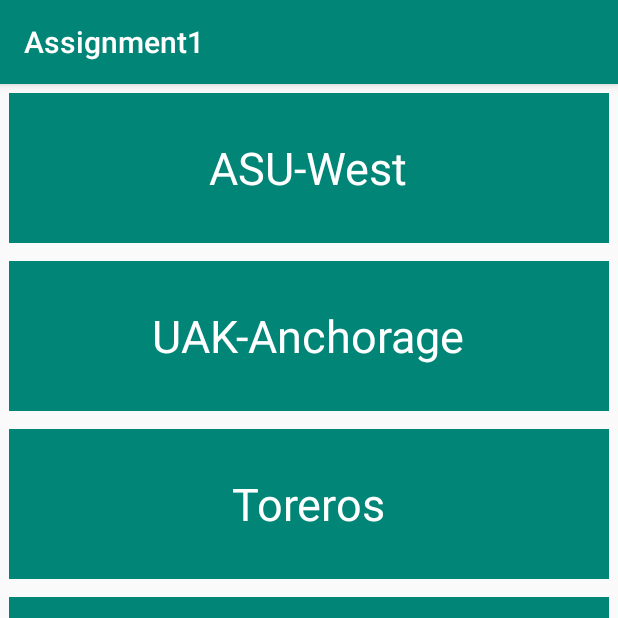
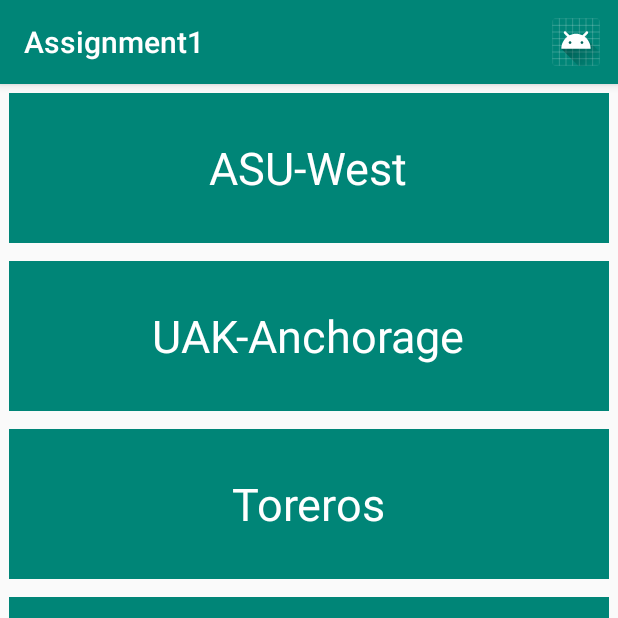
Before and after one commit to rohitksingh/Android-Places-App, an Android app: the screen it shows after launch (PlaceLibraryActivity before the commit, PlaceListActivity after it), on a phone screen of 412 x 824 dp, the top half of it. Run offline under Robolectric (Android 15) with nearby library versions, the phone set to English and light mode, and no system bars.

Commit message:
Added Menu

```diff
--- a/app/src/main/AndroidManifest.xml
+++ b/app/src/main/AndroidManifest.xml
@@ -15,7 +15,7 @@
             android:theme="@style/AppTheme.NoActionBar">
 
         </activity>
-        <activity android:name=".PlaceLibraryActivity">
+        <activity android:name=".PlaceListActivity">
             <intent-filter>
                 <action android:name="android.intent.action.MAIN" />
 
--- a/app/src/main/java/edu/asu/msse/rsingh92/assignment1/PlaceLibraryActivity.java
+++ b/app/src/main/java/edu/asu/msse/rsingh92/assignment1/PlaceListActivity.java
@@ -3,12 +3,15 @@ package edu.asu.msse.rsingh92.assignment1;
 import android.content.Intent;
 import android.os.Bundle;
 import android.util.Log;
+import android.view.Menu;
+import android.view.MenuItem;
+import android.widget.Toast;
 
 import androidx.appcompat.app.AppCompatActivity;
 import androidx.recyclerview.widget.LinearLayoutManager;
 import androidx.recyclerview.widget.RecyclerView;
 
-public class PlaceLibraryActivity extends AppCompatActivity implements ListClickListener{
+public class PlaceListActivity extends AppCompatActivity implements ListClickListener{
 
     private RecyclerView placeRecyclerView;
     private LinearLayoutManager llm;
@@ -30,6 +33,32 @@ public class PlaceLibraryActivity extends AppCompatActivity implements ListClick
         Intent intent = new Intent(this, PlaceDetailActivity.class);
         intent.putExtra("Place", placeDescription);
         startActivity(intent);
+    }
+
+    @Override
+    public boolean onCreateOptionsMenu(Menu menu) {
+
+        getMenuInflater().inflate(R.menu.place_list_menu,menu);
+        return true;
 
     }
+
+    @Override
+    public boolean onOptionsItemSelected(MenuItem item)
+    {
+
+        switch (item.getItemId())
+        {
+
+            case R.id.add:
+                Toast.makeText(this, "Add", Toast.LENGTH_SHORT).show();
+                return true;
+
+            default:
+                return super.onOptionsItemSelected(item);
+
+        }
+
+    }
+
 }
--- /dev/null
+++ b/app/src/main/res/menu/place_list_menu.xml
@@ -0,0 +1,11 @@
+<?xml version="1.0" encoding="utf-8"?>
+<menu xmlns:android="http://schemas.android.com/apk/res/android"
+    xmlns:app="http://schemas.android.com/apk/res-auto">
+    <item
+        android:id="@+id/add"
+        android:orderInCategory="100"
+        android:title="add"
+        app:showAsAction="always"
+        android:icon="@mipmap/ic_launcher"
+        />
+</menu>
```
